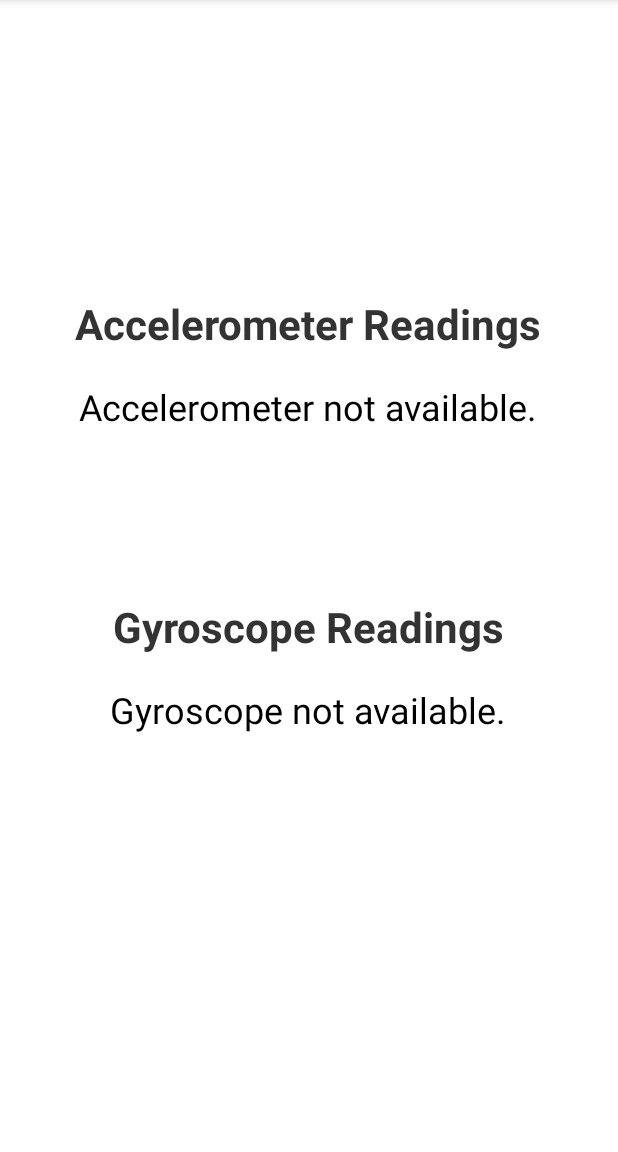
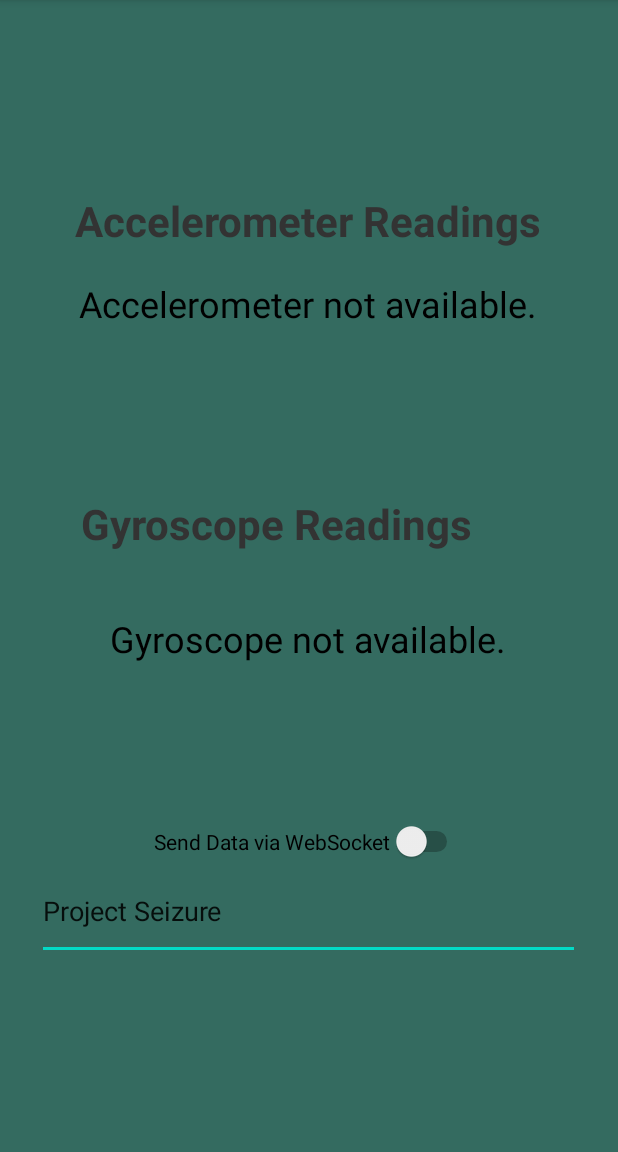
Before and after one commit to raj-akhil/AndroidAccelerometerDisplay, an Android app built with Jetpack Compose: the screen it shows after launch (MainActivity), on a phone screen of 412 x 824 dp, the part 84-1236 px from its top. Run offline under Robolectric (Android 15) with nearby library versions, the phone set to English and light mode, and no system bars.

Commit message:
-change the layout little bit then added switch and new theme

```diff
--- a/app/build.gradle.kts
+++ b/app/build.gradle.kts
@@ -58,4 +58,5 @@ dependencies {
     debugImplementation(libs.androidx.ui.tooling)
     debugImplementation(libs.androidx.ui.test.manifest)
     implementation("com.google.android.material:material:1.12.0")
+    implementation("com.squareup.okhttp3:okhttp:4.12.0")
 }
--- a/app/src/main/AndroidManifest.xml
+++ b/app/src/main/AndroidManifest.xml
@@ -1,7 +1,7 @@
 <?xml version="1.0" encoding="utf-8"?>
 <manifest xmlns:android="http://schemas.android.com/apk/res/android"
     xmlns:tools="http://schemas.android.com/tools">
-
+    <uses-permission android:name="android.permission.INTERNET" />
     <application
         android:allowBackup="true"
         android:dataExtractionRules="@xml/data_extraction_rules"
--- a/app/src/main/res/layout/activity_main.xml
+++ b/app/src/main/res/layout/activity_main.xml
@@ -4,72 +4,96 @@
     xmlns:tools="http://schemas.android.com/tools"
     android:layout_width="match_parent"
     android:layout_height="match_parent"
+    android:background="#346B60"
+    android:gravity="center"
     android:orientation="vertical"
-    android:gravity="center"
     android:padding="24dp"
     tools:context=".MainActivity">
 
     <TextView
         android:layout_width="wrap_content"
         android:layout_height="wrap_content"
+        android:layout_marginBottom="20dp"
         android:text="Accelerometer Readings"
+        android:textColor="#333333"
         android:textSize="28sp"
-        android:textStyle="bold"
-        android:textColor="#333333"
-        android:layout_marginBottom="20dp"/> <TextView
+        android:textStyle="bold" />
+
+    <TextView
         android:id="@+id/xValueTextView"
         android:layout_width="wrap_content"
         android:layout_height="wrap_content"
+        android:paddingBottom="8dp"
         android:text="X: 0.0"
-    android:textSize="24sp"
         android:textColor="#000000"
-    android:paddingBottom="8dp"/> <TextView
+        android:textSize="24sp" />
+
+    <TextView
         android:id="@+id/yValueTextView"
         android:layout_width="wrap_content"
         android:layout_height="wrap_content"
+        android:paddingBottom="8dp"
         android:text="Y: 0.0"
-    android:textSize="24sp"
         android:textColor="#000000"
-    android:paddingBottom="8dp"/> <TextView
+        android:textSize="24sp" />
+
+    <TextView
         android:id="@+id/zValueTextView"
         android:layout_width="wrap_content"
         android:layout_height="wrap_content"
+        android:paddingBottom="30dp"
         android:text="Z: 0.0"
-    android:textSize="24sp"
         android:textColor="#000000"
-    android:paddingBottom="30dp"/> <TextView
-    android:layout_width="wrap_content"
-    android:layout_height="wrap_content"
+        android:textSize="24sp" />
+
+    <TextView
+        android:layout_width="303dp"
+        android:layout_height="59dp"
+        android:layout_marginBottom="20dp"
         android:text="Gyroscope Readings"
+        android:textColor="#333333"
         android:textSize="28sp"
-    android:textStyle="bold"
-    android:textColor="#333333"
-    android:layout_marginBottom="20dp"/>
+        android:textStyle="bold" />
 
     <TextView
         android:id="@+id/gyroXValueTextView"
         android:layout_width="wrap_content"
         android:layout_height="wrap_content"
+        android:paddingBottom="8dp"
         android:text="GX: 0.0"
-        android:textSize="24sp"
         android:textColor="#000000"
-        android:paddingBottom="8dp"/>
+        android:textSize="24sp" />
 
     <TextView
         android:id="@+id/gyroYValueTextView"
         android:layout_width="wrap_content"
         android:layout_height="wrap_content"
+        android:paddingBottom="8dp"
         android:text="GY: 0.0"
-        android:textSize="24sp"
         android:textColor="#000000"
-        android:paddingBottom="8dp"/>
+        android:textSize="24sp" />
 
     <TextView
         android:id="@+id/gyroZValueTextView"
         android:layout_width="wrap_content"
         android:layout_height="wrap_content"
         android:text="GZ: 0.0"
-        android:textSize="24sp"
-        android:textColor="#000000"/>
+        android:textColor="#000000"
+        android:textSize="24sp" />
+
+    <Switch
+        android:id="@+id/websocket_toggle_switch"
+        android:layout_width="wrap_content"
+        android:layout_height="wrap_content"
+        android:text="Send Data via WebSocket"
+        android:layout_marginTop="24dp"/>
+
+    <EditText
+        android:id="@+id/editTextText"
+        android:layout_width="362dp"
+        android:layout_height="65dp"
+        android:ems="10"
+        android:inputType="text"
+        android:text="Project Seizure" />
 
 </LinearLayout>
```
Lines whose indentation alone changed are shown as unchanged.
